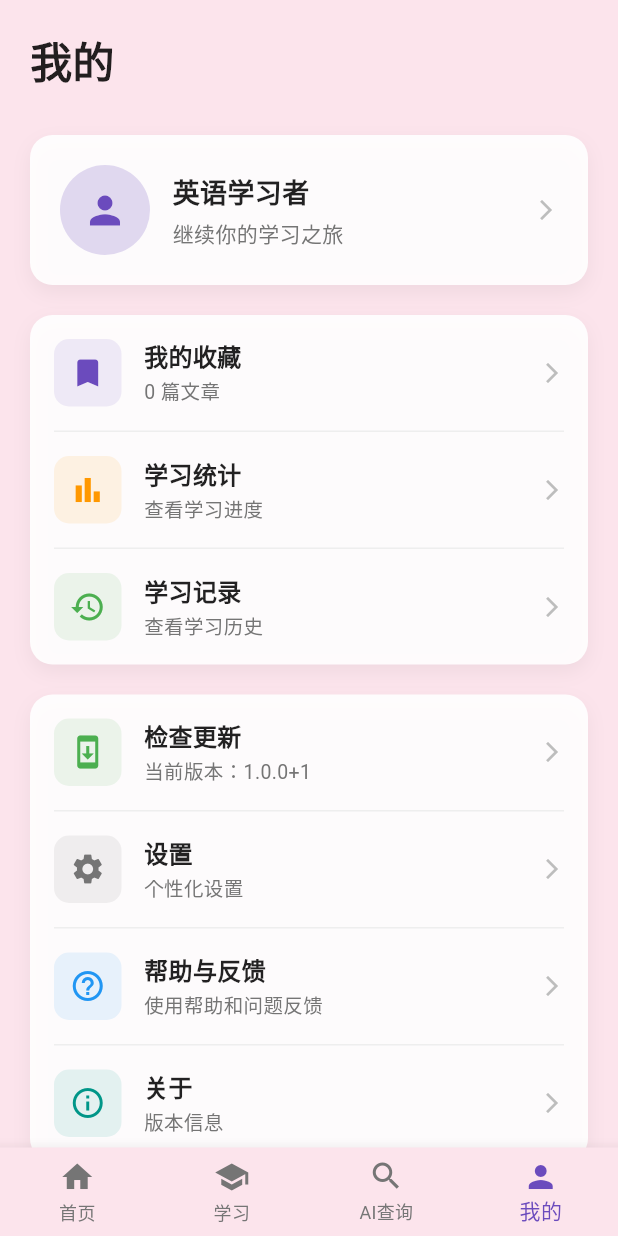
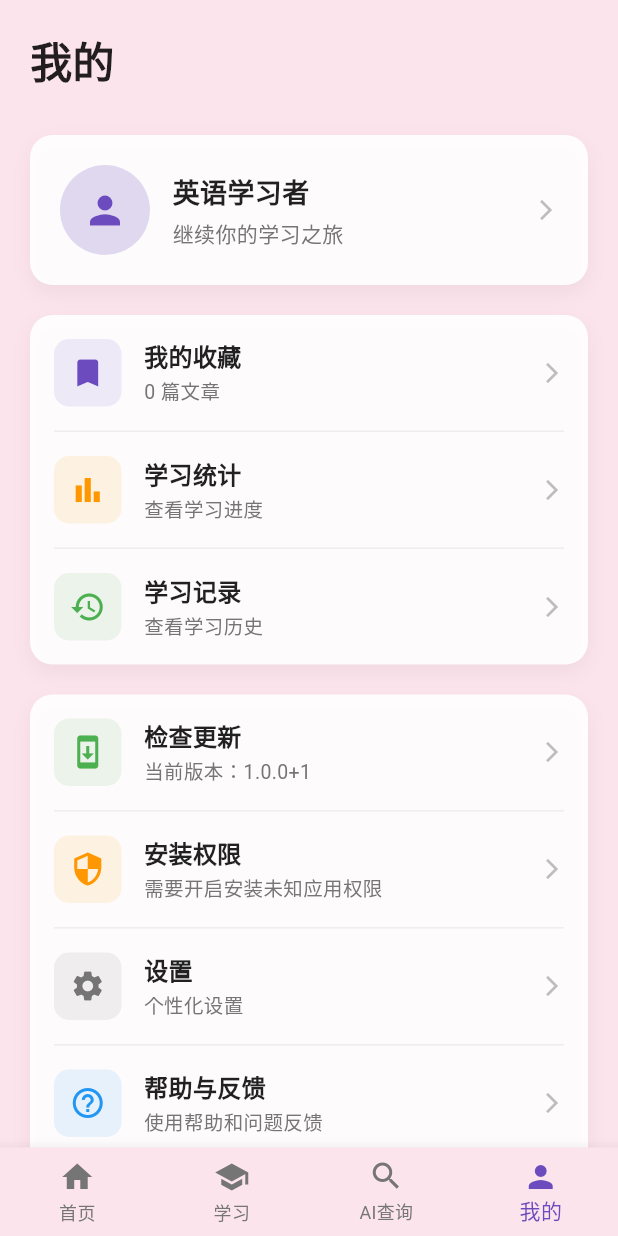
Before and after one commit to Dolores18/mika_app, a Flutter app: the screen it shows after launch, item 4 of the bottom bar chosen, on a phone screen of 412 x 824 dp. Run offline on Flutter 3.47's test engine with Material 3 defaults, Android fonts, the phone set to English and light mode, and no system bars; our stand-ins replace device_info_plus, flutter_markdown, flutter_riverpod, get, isar, just_audio and 6 more; missing offline and left inert: android_intent_plus, flutter_inappwebview, markdown; accounts and stored records are empty; generated files the repository leaves out were written again; network calls fail.

Commit message:
自动安装

```diff
--- a/lib/pages/profile_page.dart
+++ b/lib/pages/profile_page.dart
@@ -206,6 +206,11 @@ class ProfilePage extends StatelessWidget {
 
           _buildDivider(),
 
+          // 安装权限设置
+          _buildInstallPermissionMenuItem(),
+
+          _buildDivider(),
+
           // 设置
           _buildMenuItem(
             icon: Icons.settings,
@@ -329,12 +334,40 @@ class ProfilePage extends StatelessWidget {
       final hasUpdate = updateController.hasUpdate;
       final isChecking = updateController.isCheckingUpdate;
       final isDownloading = updateController.isDownloading;
+      final downloadCompleted = updateController.downloadCompleted;
       final currentVersion = updateController.currentVersion;
 
+      // 确定显示状态
+      String title;
+      String subtitle;
+      Color iconColor;
+      IconData iconData;
+      VoidCallback? onTap;
+
+      if (downloadCompleted) {
+        title = '立即安装';
+        subtitle = 'APK已下载，点击安装';
+        iconColor = Colors.blue;
+        iconData = Icons.install_mobile;
+        onTap = updateController.installDownloadedAPK;
+      } else if (hasUpdate) {
+        title = isDownloading ? '下载中...' : '下载更新';
+        subtitle = isDownloading
+            ? '${updateController.downloadProgress}% - ${updateController.downloadStatus}'
+            : '版本 ${updateController.updateInfo?.version ?? ''} 可用';
+        iconColor = Colors.orange;
+        iconData = Icons.download;
+        onTap = isDownloading ? null : updateController.downloadAPK;
+      } else {
+        title = isChecking ? '检查中...' : '检查更新';
+        subtitle = '当前版本：$currentVersion';
+        iconColor = Colors.green;
+        iconData = Icons.system_update;
+        onTap = isChecking ? null : updateController.checkForUpdate;
+      }
+
       return InkWell(
-        onTap: hasUpdate
-            ? updateController.downloadAPK
-            : updateController.checkForUpdate,
+        onTap: onTap,
         borderRadius: BorderRadius.circular(15),
         child: Padding(
           padding: const EdgeInsets.all(16),
@@ -345,14 +378,12 @@ class ProfilePage extends StatelessWidget {
                 width: 45,
                 height: 45,
                 decoration: BoxDecoration(
-                  color: hasUpdate
-                      ? Colors.orange.withOpacity(0.1)
-                      : Colors.green.withOpacity(0.1),
+                  color: iconColor.withOpacity(0.1),
                   borderRadius: BorderRadius.circular(10),
                 ),
                 child: Icon(
-                  hasUpdate ? Icons.download : Icons.system_update,
-                  color: hasUpdate ? Colors.orange : Colors.green,
+                  iconData,
+                  color: iconColor,
                   size: 24,
                 ),
               ),
@@ -366,7 +397,7 @@ class ProfilePage extends StatelessWidget {
                     Row(
                       children: [
                         Text(
-                          hasUpdate ? '下载更新' : '检查更新',
+                          title,
                           style: const TextStyle(
                             fontSize: 16,
                             fontWeight: FontWeight.w600,
@@ -376,36 +407,37 @@ class ProfilePage extends StatelessWidget {
                         if (isChecking || isDownloading)
                           const SizedBox(width: 8),
                         if (isChecking)
-                          const SizedBox(
+                          SizedBox(
                             width: 16,
                             height: 16,
                             child: CircularProgressIndicator(
                               strokeWidth: 2,
                               valueColor:
-                                  AlwaysStoppedAnimation<Color>(Colors.green),
+                                  AlwaysStoppedAnimation<Color>(iconColor),
                             ),
                           ),
                         if (isDownloading)
-                          const SizedBox(
+                          SizedBox(
                             width: 16,
                             height: 16,
                             child: CircularProgressIndicator(
                               strokeWidth: 2,
                               valueColor:
-                                  AlwaysStoppedAnimation<Color>(Colors.orange),
+                                  AlwaysStoppedAnimation<Color>(iconColor),
                             ),
                           ),
                       ],
                     ),
                     const SizedBox(height: 2),
                     Text(
-                      hasUpdate
-                          ? '版本 ${updateController.updateInfo?.version ?? ''} 可用'
-                          : '当前版本：$currentVersion',
+                      subtitle,
                       style: TextStyle(
                         fontSize: 13,
-                        color:
-                            hasUpdate ? Colors.orange[600] : Colors.grey[600],
+                        color: downloadCompleted
+                            ? Colors.blue[600]
+                            : hasUpdate
+                                ? Colors.orange[600]
+                                : Colors.grey[600],
                       ),
                     ),
                     if (isDownloading && updateController.downloadProgress > 0)
@@ -414,23 +446,84 @@ class ProfilePage extends StatelessWidget {
                         child: LinearProgressIndicator(
                           value: updateController.downloadProgress / 100,
                           backgroundColor: Colors.grey[200],
-                          valueColor: const AlwaysStoppedAnimation<Color>(
-                              Colors.orange),
+                          valueColor: AlwaysStoppedAnimation<Color>(iconColor),
                         ),
                       ),
                   ],
                 ),
               ),
 
-              // 右箭头
-              Icon(
-                Icons.arrow_forward_ios,
-                color: Colors.grey[400],
-                size: 16,
-              ),
+              // 右箭头或状态图标
+              if (downloadCompleted)
+                Icon(
+                  Icons.play_arrow,
+                  color: Colors.blue[600],
+                  size: 20,
+                )
+              else
+                Icon(
+                  Icons.arrow_forward_ios,
+                  color: Colors.grey[400],
+                  size: 16,
+                ),
             ],
           ),
         ),
+      );
+    });
+  }
+
+  // 构建安装权限菜单项
+  Widget _buildInstallPermissionMenuItem() {
+    return Obx(() {
+      final canInstall = updateController.canInstall;
+
+      return _buildMenuItem(
+        icon: Icons.security,
+        title: '安装权限',
+        subtitle: canInstall ? '已开启安装未知应用权限' : '需要开启安装未知应用权限',
+        color: canInstall ? Colors.green : Colors.orange,
+        onTap: () {
+          if (canInstall) {
+            Get.snackbar(
+              '权限状态',
+              '安装权限已开启，可以正常安装APK',
+              snackPosition: SnackPosition.BOTTOM,
+            );
+          } else {
+            Get.dialog(
+              AlertDialog(
+                title: const Text('安装权限设置'),
+                content: const Column(
+                  mainAxisSize: MainAxisSize.min,
+                  crossAxisAlignment: CrossAxisAlignment.start,
+                  children: [
+                    Text('当前未开启"安装未知应用"权限'),
+                    SizedBox(height: 12),
+                    Text('开启后可以：'),
+                    Text('• 直接安装应用更新'),
+                    Text('• 无需每次手动操作'),
+                    SizedBox(height: 12),
+                    Text('是否现在去设置？'),
+                  ],
+                ),
+                actions: [
+                  TextButton(
+                    onPressed: () => Get.back(),
+                    child: const Text('取消'),
+                  ),
+                  ElevatedButton(
+                    onPressed: () {
+                      Get.back();
+                      updateController.openAppSettings();
+                    },
+                    child: const Text('去设置'),
+                  ),
+                ],
+              ),
+            );
+          }
+        },
       );
     });
   }
--- a/pubspec.yaml
+++ b/pubspec.yaml
@@ -53,6 +53,8 @@ dependencies:
   isar_flutter_libs: ^3.0.5
   permission_handler: ^11.3.1
   pub_semver: ^2.1.4
+  device_info_plus: ^10.1.0
+  android_intent_plus: ^4.0.3
 
 dev_dependencies:
   flutter_test:
```
Also changed, not shown: lib/controllers/update_controller.dart (+113 -11 lines), lib/services/update_service.dart (+162 -7 lines), pubspec.lock, 3 other files.
